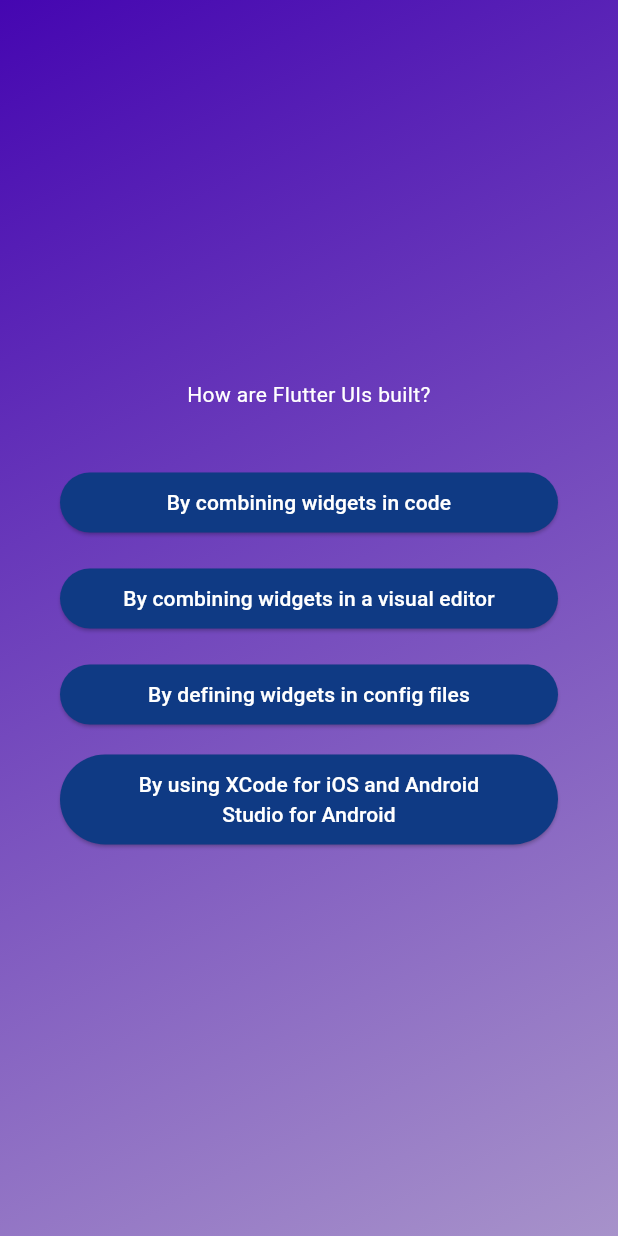
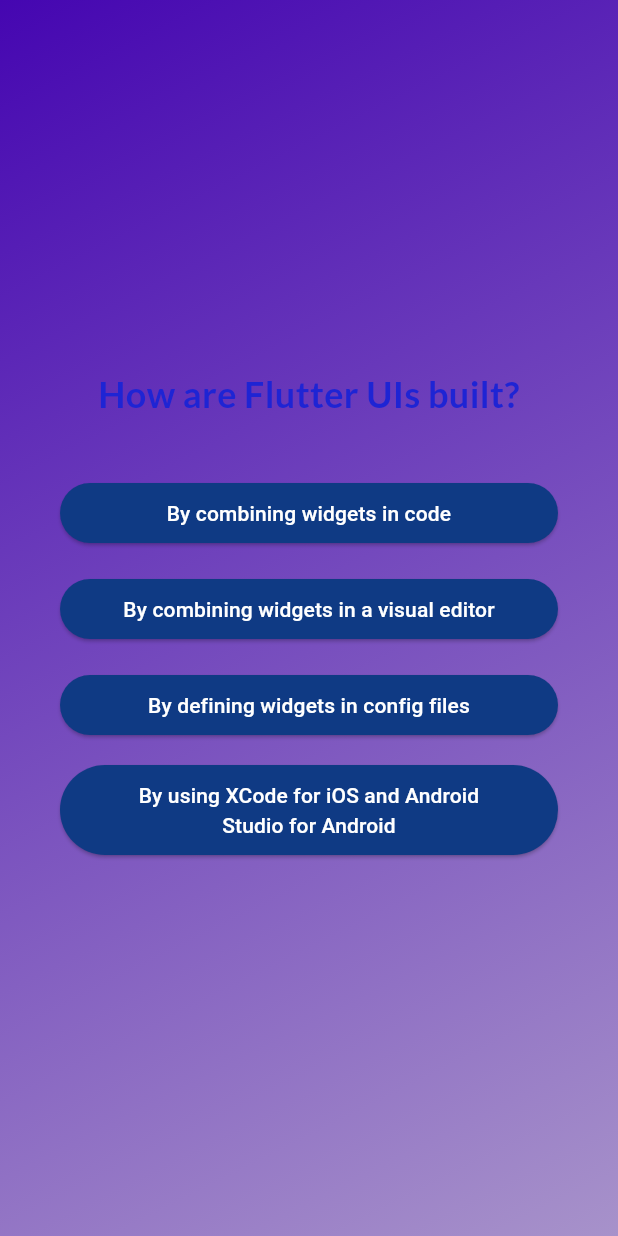
Before and after one commit to Viswanathan-19/QuizApp, a Flutter app: the screen it shows after launch, after a tap on "Start Quiz", after a tap on "Widgets", on a phone screen of 412 x 824 dp. Run offline on Flutter 3.47's test engine with Material 3 defaults, Android fonts, the phone set to English and light mode, and no system bars; our stand-ins replace google_fonts.

Commit message:
style: Added Customized fonts using Google Fonts

```diff
--- a/lib/questions_screen.dart
+++ b/lib/questions_screen.dart
@@ -1,10 +1,12 @@
 import 'package:flutter/material.dart';
 import 'package:adv_basics/answer_button.dart';
 import 'package:adv_basics/data/questions.dart';
+import 'package:google_fonts/google_fonts.dart';
 
 class QuestionsScreen extends StatefulWidget {
-  const QuestionsScreen({super.key});
+  const QuestionsScreen({super.key,required this.onSelectAnswer});
 
+final void Function(String answer) onSelectAnswer;
 
 @override
   State<QuestionsScreen> createState(){
@@ -15,7 +17,8 @@ class QuestionsScreen extends StatefulWidget {
 class _QuestionsScreenState extends State<QuestionsScreen>{
   var currentQuestionIndex=0;
 
-  answerQuestion(){
+  void answerQuestion(String selectedAnswers){
+    widget.onSelectAnswer(selectedAnswers);
     setState(() {
       currentQuestionIndex+=1;
     });
@@ -35,8 +38,10 @@ class _QuestionsScreenState extends State<QuestionsScreen>{
           crossAxisAlignment: CrossAxisAlignment.stretch,
           children:  [
           Text(currentQuestion.text ,
-          style:const TextStyle(
-            color:Colors.white,
+          style:GoogleFonts.lato(
+            color:const Color.fromARGB(255, 30, 36, 212),
+            fontSize: 24,
+            fontWeight: FontWeight.bold,
           ),
           textAlign: TextAlign.center,
           ),
@@ -46,7 +51,9 @@ class _QuestionsScreenState extends State<QuestionsScreen>{
               padding: const EdgeInsets.symmetric(vertical: 8.0),
               child: AnswerButton(
                 answerText: answer,
-                onTap: answerQuestion,
+                onTap: (){
+                  answerQuestion(answer);
+                },
               ),
               ),
          ),
--- a/lib/quiz.dart
+++ b/lib/quiz.dart
@@ -15,21 +15,24 @@ class Quiz extends StatefulWidget{
 
 class _QuizState extends State<Quiz>{
 
+ final List<String>selectedAnswers =[];
  var activeScreen='start-screen';
-
-
 
   void switchScreen(){
     setState(() {
       activeScreen='questions-screen';
     });
   }
+
+  void chooseAnswer(String answer){
+    selectedAnswers.add(answer);
+  }
 @override
   Widget build(context){
     Widget screenWidget= StartScreen(switchScreen);
 
   if(activeScreen == 'questions-screen'){
-    screenWidget = QuestionsScreen();
+    screenWidget = QuestionsScreen(onSelectAnswer: chooseAnswer,);
   }
 
     return  MaterialApp(
--- a/lib/start_screen.dart
+++ b/lib/start_screen.dart
@@ -1,5 +1,5 @@
 import 'package:flutter/material.dart';
-
+import 'package:google_fonts/google_fonts.dart';
 class StartScreen extends StatelessWidget{
  const StartScreen(this.startQuiz,{super.key});
 
@@ -14,12 +14,12 @@ class StartScreen extends StatelessWidget{
         color: const Color.fromARGB(148, 255, 255, 255),
         width: 300),
         SizedBox(height: 80),
-      const Text('Learn Flutter the Fun Way!',
-      style: TextStyle(
-       color: Colors.white,
-       fontSize: 24,
+     Text('Learn Flutter the Fun Way!',
+      style: GoogleFonts.lato(
+            color:const Color.fromARGB(255, 220, 220, 242),
+            fontSize: 24,
       ),
-      ),
+     ),
       const SizedBox(height: 30),
       OutlinedButton.icon(
         onPressed:startQuiz,
```
